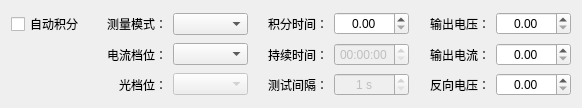
hexianqi/QtCode, file SL2000/HTestSetWidget2000DC.ui: the form before one commit.
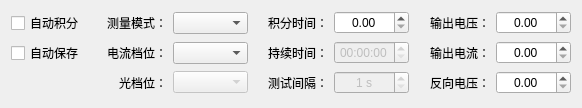
The form after the commit.

Commit message: Spec:添加自动保存

Patch:
```diff
--- a/SL2000/HTestSetWidget2000DC.ui
+++ b/SL2000/HTestSetWidget2000DC.ui
@@ -274,6 +274,19 @@
    <item row="2" column="2">
     <widget class="QComboBox" name="comboBox_2"/>
    </item>
+   <item row="2" column="0">
+    <widget class="QCheckBox" name="checkBox_2">
+     <property name="sizePolicy">
+      <sizepolicy hsizetype="Minimum" vsizetype="Fixed">
+       <horstretch>0</horstretch>
+       <verstretch>0</verstretch>
+      </sizepolicy>
+     </property>
+     <property name="text">
+      <string>自动保存</string>
+     </property>
+    </widget>
+   </item>
   </layout>
  </widget>
  <resources/>
```
The commit also changes 20 other files.
